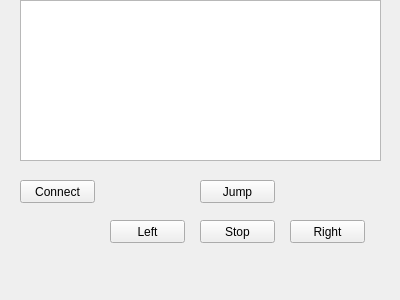
First picture: the form in RoboCopClient/mainwindow.ui, repository Alex-BusNet/SuperCopRemastered, before the edit.
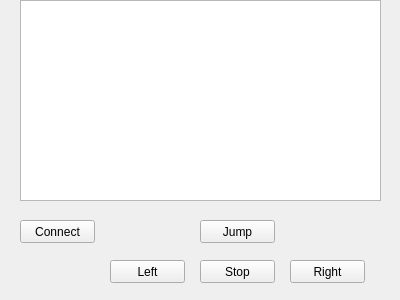
Second picture: the form after the edit.

Patch:
```diff
--- a/RoboCopClient/mainwindow.ui
+++ b/RoboCopClient/mainwindow.ui
@@ -18,7 +18,7 @@
     <property name="geometry">
      <rect>
       <x>200</x>
-      <y>180</y>
+      <y>220</y>
       <width>75</width>
       <height>23</height>
      </rect>
@@ -31,7 +31,7 @@
     <property name="geometry">
      <rect>
       <x>200</x>
-      <y>220</y>
+      <y>260</y>
       <width>75</width>
       <height>23</height>
      </rect>
@@ -44,7 +44,7 @@
     <property name="geometry">
      <rect>
       <x>110</x>
-      <y>220</y>
+      <y>260</y>
       <width>75</width>
       <height>23</height>
      </rect>
@@ -57,7 +57,7 @@
     <property name="geometry">
      <rect>
       <x>290</x>
-      <y>220</y>
+      <y>260</y>
       <width>75</width>
       <height>23</height>
      </rect>
@@ -70,7 +70,7 @@
     <property name="geometry">
      <rect>
       <x>20</x>
-      <y>180</y>
+      <y>220</y>
       <width>75</width>
       <height>23</height>
      </rect>
@@ -85,9 +85,14 @@
       <x>20</x>
       <y>0</y>
       <width>361</width>
-      <height>161</height>
+      <height>201</height>
      </rect>
     </property>
+    <property name="font">
+     <font>
+      <family>Courier</family>
+     </font>
+    </property>
    </widget>
   </widget>
  </widget>
```
